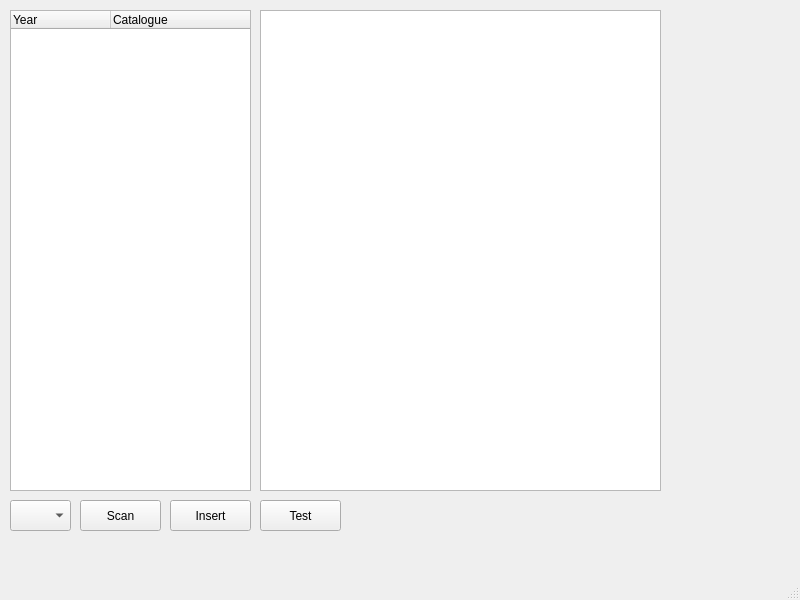
JBs197/GUI, file SCDAgui/mainwindow.ui: the form before one commit.
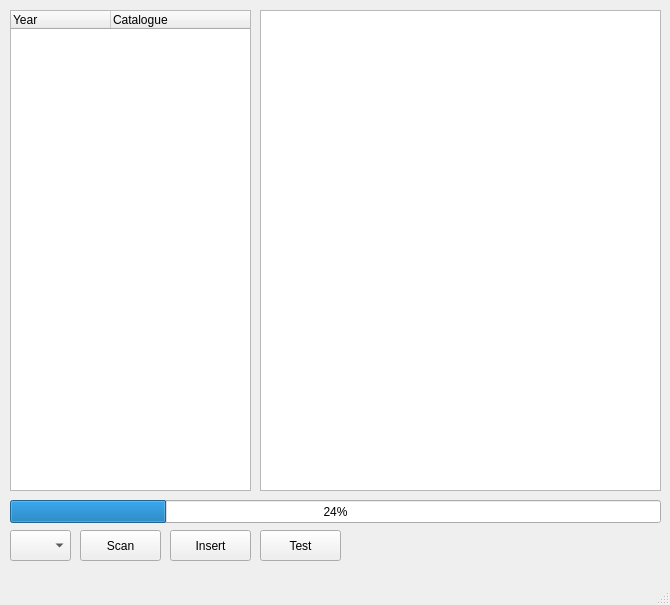
The form after the commit.

The edit to the form file:
```diff
--- a/SCDAgui/mainwindow.ui
+++ b/SCDAgui/mainwindow.ui
@@ -6,8 +6,8 @@
    <rect>
     <x>0</x>
     <y>0</y>
-    <width>800</width>
-    <height>600</height>
+    <width>670</width>
+    <height>605</height>
    </rect>
   </property>
   <property name="windowTitle">
@@ -53,7 +53,7 @@
     <property name="geometry">
      <rect>
       <x>10</x>
-      <y>500</y>
+      <y>530</y>
       <width>61</width>
       <height>31</height>
      </rect>
@@ -63,7 +63,7 @@
     <property name="geometry">
      <rect>
       <x>80</x>
-      <y>500</y>
+      <y>530</y>
       <width>81</width>
       <height>31</height>
      </rect>
@@ -76,7 +76,7 @@
     <property name="geometry">
      <rect>
       <x>170</x>
-      <y>500</y>
+      <y>530</y>
       <width>81</width>
       <height>31</height>
      </rect>
@@ -89,7 +89,7 @@
     <property name="geometry">
      <rect>
       <x>260</x>
-      <y>500</y>
+      <y>530</y>
       <width>81</width>
       <height>31</height>
      </rect>
@@ -108,6 +108,19 @@
      </rect>
     </property>
    </widget>
+   <widget class="QProgressBar" name="progressBar">
+    <property name="geometry">
+     <rect>
+      <x>10</x>
+      <y>500</y>
+      <width>651</width>
+      <height>23</height>
+     </rect>
+    </property>
+    <property name="value">
+     <number>24</number>
+    </property>
+   </widget>
   </widget>
   <widget class="QMenuBar" name="menubar">
    <property name="geometry">
```
Left out of the diff: 2 changed lines with no effect on the pictures.
